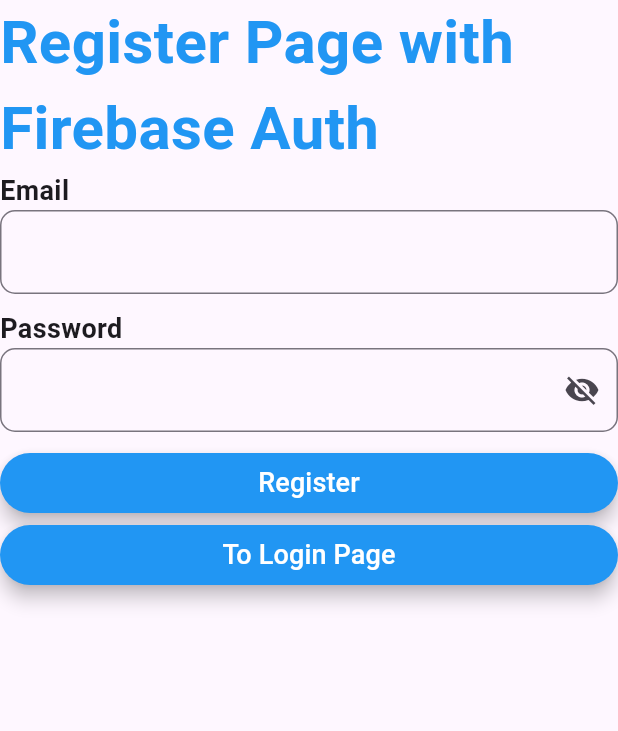
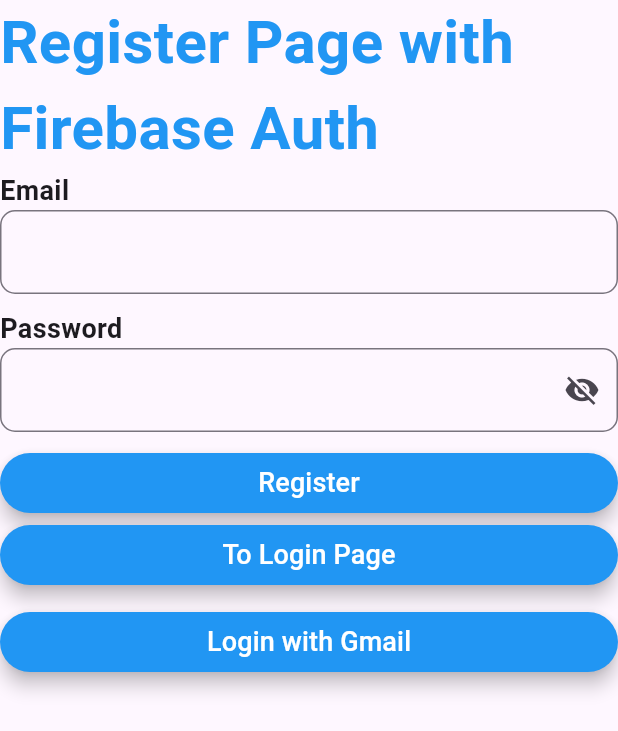
Before and after one commit to gustavsr1994/kampus-merdeka-4may24, a Flutter app: the screen it shows after launch, on a phone screen of 412 x 824 dp. Shown: the top 731 px of the screen. Run offline on Flutter 3.47's test engine with Material 3 defaults, Android fonts, the light colour scheme and no system bars; our stand-ins replace dio, firebase_auth, firebase_core, flutter_svg, google_sign_in, image_picker; accounts and stored records are empty; generated files the repository leaves out were written again.

Commit message:
add login with gmail

```diff
--- a/flutter_app_course/lib/view/firebase/register_page.dart
+++ b/flutter_app_course/lib/view/firebase/register_page.dart
@@ -92,7 +92,15 @@
               child: const Text("To Login Page",
                   style: TextStyle(fontSize: 18, color: Colors.white)),
             ),
-            bodyMessage(context)
+            bodyMessage(context),
+            SizedBox(height: 10,),
+            ElevatedButton(
+              style: ElevatedButton.styleFrom(
+                  backgroundColor: Colors.blue, elevation: 5),
+              onPressed: () => context.read<AuthFirebaseProvider>().loginWithGmail(context),
+              child: const Text("Login with Gmail",
+                  style: TextStyle(fontSize: 18, color: Colors.white)),
+            ),
           ],
         ),
       ),
--- a/flutter_app_course/pubspec.yaml
+++ b/flutter_app_course/pubspec.yaml
@@ -35,6 +35,7 @@
   flutter:
     sdk: flutter
   flutter_svg: ^2.0.10+1
+  google_sign_in: ^6.2.1
   image_picker: ^1.1.1
   provider: ^6.1.2
 
```
Also changed, not shown: flutter_app_course/lib/controllers/auth_firebase_provider.dart (+28 -0 lines), 1 other file.
